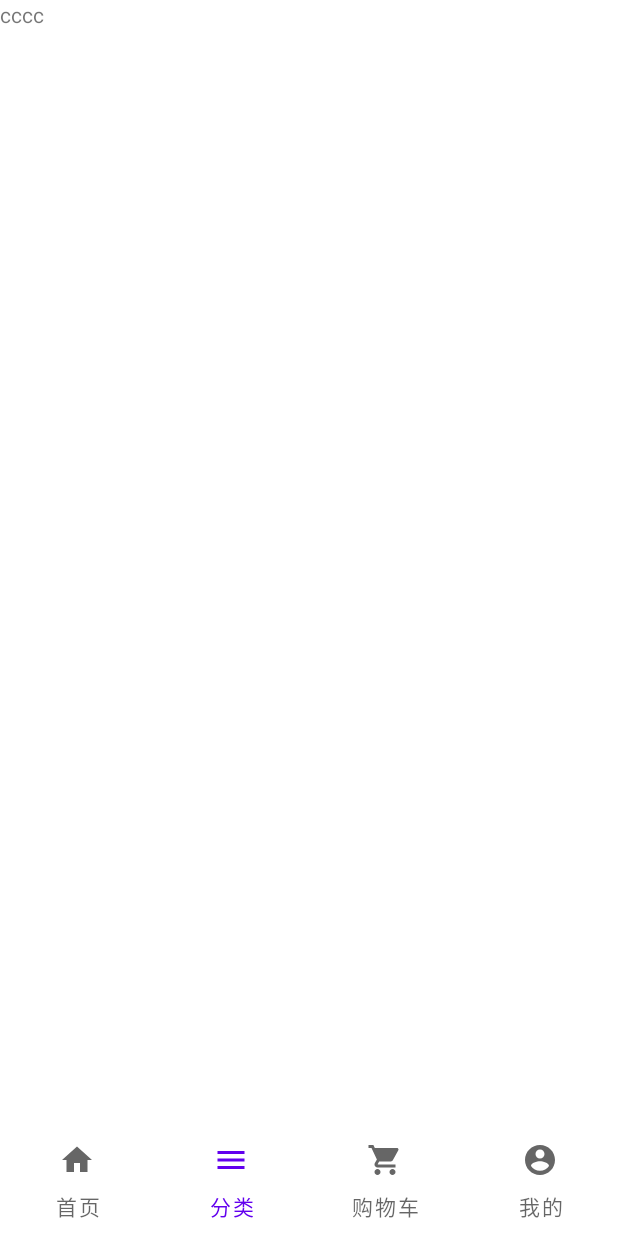
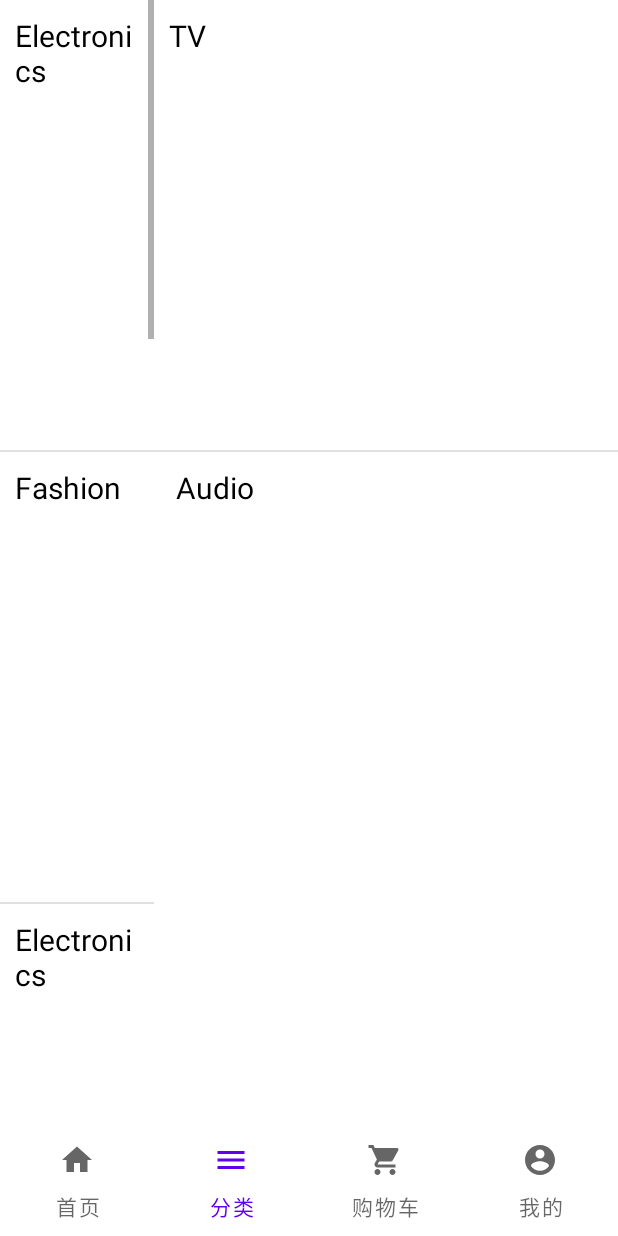
Before and after one commit to fangjian98/MaxxShop, an Android app: the screen it shows after launch (MainActivity), item 2 of the bottom bar chosen, on a phone screen of 412 x 824 dp. Run offline under Robolectric (Android 15) with nearby library versions, the phone set to English and light mode, and no system bars.

Commit message:
init class fragment

```diff
--- /dev/null
+++ b/app/src/main/java/com/example/maxxshop/adapter/CategoryAdapter.java
@@ -0,0 +1,37 @@
+package com.example.maxxshop.adapter;
+
+import android.content.Context;
+import android.view.LayoutInflater;
+import android.view.View;
+import android.view.ViewGroup;
+import android.widget.ArrayAdapter;
+import android.widget.TextView;
+
+import com.example.maxxshop.R;
+import com.example.maxxshop.bean.Category;
+
+import java.util.ArrayList;
+
+public class CategoryAdapter extends ArrayAdapter<Category> {
+
+    private ArrayList<Category> mCategories;
+    private Context mContext;
+
+    public CategoryAdapter(Context context, ArrayList<Category> categories) {
+        super(context, 0, categories);
+        mCategories = categories;
+        mContext = context;
+    }
+
+    @Override
+    public View getView(int position, View convertView, ViewGroup parent) {
+        if (convertView == null) {
+            convertView = LayoutInflater.from(mContext).inflate(R.layout.category_list_item, parent, false);
+        }
+
+        TextView categoryName = (TextView) convertView.findViewById(R.id.category_name);
+        categoryName.setText(mCategories.get(position).getCategoryName());
+
+        return convertView;
+    }
+}
--- /dev/null
+++ b/app/src/main/java/com/example/maxxshop/adapter/SubCategoryAdapter.java
@@ -0,0 +1,42 @@
+package com.example.maxxshop.adapter;
+
+import android.content.Context;
+import android.view.LayoutInflater;
+import android.view.View;
+import android.view.ViewGroup;
+import android.widget.ArrayAdapter;
+import android.widget.TextView;
+
+import com.example.maxxshop.R;
+
+import java.util.ArrayList;
+
+public class SubCategoryAdapter extends ArrayAdapter<String> {
+
+    private ArrayList<String> mSubCategories;
+    private Context mContext;
+
+    public SubCategoryAdapter(Context context, ArrayList<String> subCategories) {
+        super(context, 0, subCategories);
+        mSubCategories = subCategories;
+        mContext = context;
+    }
+
+    @Override
+    public View getView(int position, View convertView, ViewGroup parent) {
+        if (convertView == null) {
+            convertView = LayoutInflater.from(mContext).inflate(R.layout.category_list_item, parent, false);
+        }
+
+        TextView subCategoryName = (TextView) convertView.findViewById(R.id.category_name);
+        subCategoryName.setText(mSubCategories.get(position));
+
+        return convertView;
+    }
+
+    public void updateCategory(ArrayList<String> subCategories) {
+        mSubCategories.clear();
+        mSubCategories.addAll(subCategories);
+        notifyDataSetChanged();
+    }
+}
--- /dev/null
+++ b/app/src/main/java/com/example/maxxshop/bean/Category.java
@@ -0,0 +1,21 @@
+package com.example.maxxshop.bean;
+
+import java.util.Arrays;
+import java.util.List;
+
+public class Category {
+
+    private String mCategoryName;
+    private List<String> mSubCategories;
+
+    public Category(String categoryName, String subCategories) {
+        mCategoryName = categoryName;
+        mSubCategories = Arrays.asList(subCategories.split(","));
+    }
+
+    public String getCategoryName() { return mCategoryName; }
+
+    public List<String> getSubCategories() { return mSubCategories; }
+
+    public void setSubCategories(List<String> subCategories) { mSubCategories = subCategories; }
+}
--- a/app/src/main/java/com/example/maxxshop/ui/ClassFragment.java
+++ b/app/src/main/java/com/example/maxxshop/ui/ClassFragment.java
@@ -1,9 +1,26 @@
 package com.example.maxxshop.ui;
 
+import android.view.View;
+import android.widget.AdapterView;
+import android.widget.ListView;
+
 import com.example.maxxshop.R;
+import com.example.maxxshop.adapter.CategoryAdapter;
+import com.example.maxxshop.adapter.SubCategoryAdapter;
 import com.example.maxxshop.base.BaseFragment;
+import com.example.maxxshop.bean.Category;
+
+import java.util.ArrayList;
 
 public class ClassFragment extends BaseFragment {
+
+    private ListView mCategoryListView;
+    private ListView mSubCategoryListView;
+
+    private CategoryAdapter mCategoryAdapter;
+    private SubCategoryAdapter mSubCategoryAdapter;
+
+    private ArrayList<Category> mCategoryList;
     @Override
     protected int getContentView() {
         return R.layout.layout_class_fragment;
@@ -11,11 +28,35 @@ public class ClassFragment extends BaseFragment {
 
     @Override
     protected void initView() {
-
+        mCategoryListView = (ListView) mRootView.findViewById(R.id.list_view_category);
+        mSubCategoryListView = (ListView) mRootView.findViewById(R.id.list_view_sub_category);
     }
 
     @Override
     protected void initData() {
+        mCategoryList = new ArrayList<Category>();
+        int i = 5;
+        while (i != 0) {
+            mCategoryList.add(new Category("Electronics", "TV, Audio"));
+            mCategoryList.add(new Category("Fashion", "Clothing, Accessories"));
+            i--;
+        }
+
+        mCategoryAdapter = new CategoryAdapter(getActivity(), mCategoryList);
+        mCategoryListView.setAdapter(mCategoryAdapter);
+
+        ArrayList<String> defaultSubCategories = new ArrayList<>(mCategoryList.get(0).getSubCategories());
+
+        mSubCategoryAdapter = new SubCategoryAdapter(this.getActivity(), defaultSubCategories);
+        mSubCategoryListView.setAdapter(mSubCategoryAdapter);
+
+        mCategoryListView.setOnItemClickListener(new AdapterView.OnItemClickListener() {
+            @Override
+            public void onItemClick(AdapterView<?> parent, View view, int position, long id) {
+                ArrayList<String> clickSubCategories = new ArrayList<>(mCategoryList.get(position).getSubCategories());
+                mSubCategoryAdapter.updateCategory(clickSubCategories);
+            }
+        });
 
     }
 }
--- /dev/null
+++ b/app/src/main/res/layout/category_list_item.xml
@@ -0,0 +1,7 @@
+<TextView xmlns:android="http://schemas.android.com/apk/res/android"
+    android:id="@+id/category_name"
+    android:layout_width="match_parent"
+    android:layout_height="300dp"
+    android:padding="10dp"
+    android:textColor="@android:color/black"
+    android:textSize="20sp" />
--- a/app/src/main/res/layout/layout_cart_fragment.xml
+++ b/app/src/main/res/layout/layout_cart_fragment.xml
@@ -1,18 +1,11 @@
 <?xml version="1.0" encoding="utf-8"?>
-<LinearLayout xmlns:android="http://schemas.android.com/apk/res/android"
+<androidx.constraintlayout.widget.ConstraintLayout xmlns:android="http://schemas.android.com/apk/res/android"
     android:layout_width="match_parent"
-    android:layout_height="wrap_content"
-    android:orientation="horizontal">
+    android:layout_height="match_parent">
 
-    <ListView
-        android:id="@+id/list_view_category"
-        android:layout_width="0dp"
-        android:layout_height="wrap_content"
-        android:layout_weight="1" />
+    <TextView
+        android:layout_width="match_parent"
+        android:layout_height="match_parent"
+        android:text="ccc" />
 
-    <ListView
-        android:id="@+id/list_view_sub_category"
-        android:layout_width="0dp"
-        android:layout_height="wrap_content"
-        android:layout_weight="3" />
-</LinearLayout>
+</androidx.constraintlayout.widget.ConstraintLayout>
--- a/app/src/main/res/layout/layout_class_fragment.xml
+++ b/app/src/main/res/layout/layout_class_fragment.xml
@@ -1,11 +1,18 @@
 <?xml version="1.0" encoding="utf-8"?>
-<androidx.constraintlayout.widget.ConstraintLayout xmlns:android="http://schemas.android.com/apk/res/android"
+<LinearLayout xmlns:android="http://schemas.android.com/apk/res/android"
     android:layout_width="match_parent"
-    android:layout_height="match_parent">
+    android:layout_height="wrap_content"
+    android:orientation="horizontal">
 
-    <TextView
-        android:layout_width="match_parent"
-        android:layout_height="match_parent"
-        android:text="cccc" />
+    <ListView
+        android:id="@+id/list_view_category"
+        android:layout_width="0dp"
+        android:layout_height="wrap_content"
+        android:layout_weight="1" />
 
-</androidx.constraintlayout.widget.ConstraintLayout>
+    <ListView
+        android:id="@+id/list_view_sub_category"
+        android:layout_width="0dp"
+        android:layout_height="wrap_content"
+        android:layout_weight="3" />
+</LinearLayout>
```
